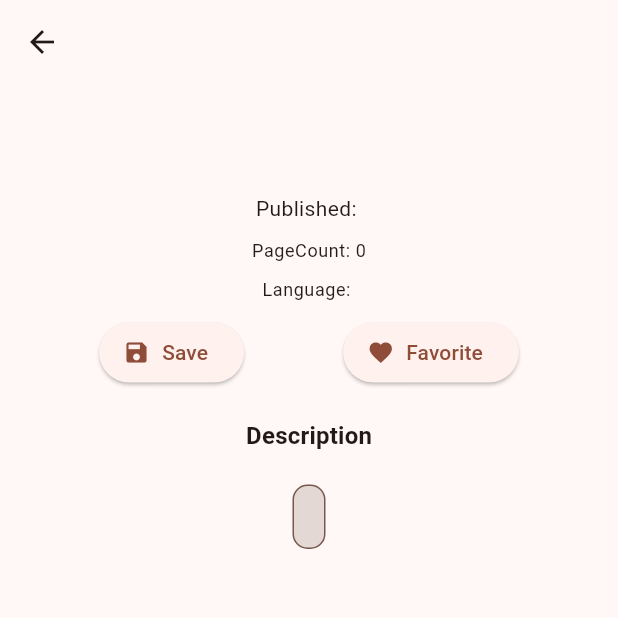
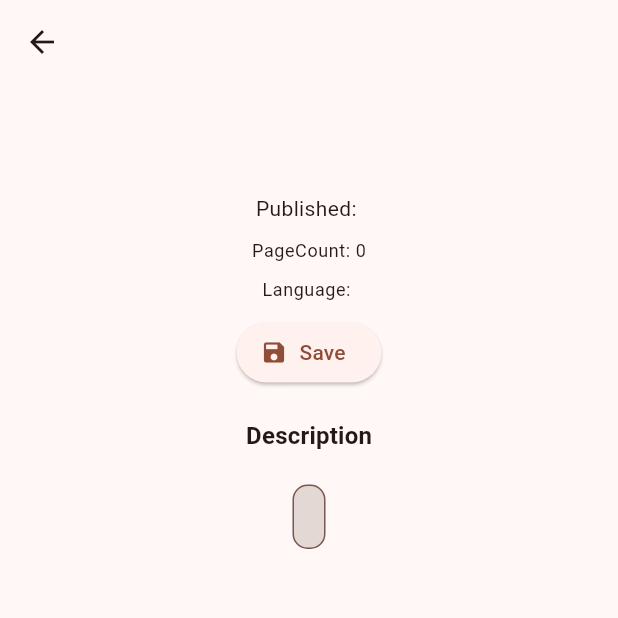
Before and after one commit to mustaqeem-m/Read_Tracker_Flutter, a Flutter app: the BookDetailsScreen screen opened directly with empty values, on a phone screen of 412 x 824 dp, the top half of it. Run offline on Flutter 3.47's test engine with Material 3 defaults, Android fonts, the phone set to English and light mode, and no system bars; our stand-ins replace sqflite; accounts and stored records are empty.

Commit message:
Made only to show save or favorite button

```diff
--- a/lib/Pages/book_details.dart
+++ b/lib/Pages/book_details.dart
@@ -47,10 +47,9 @@ class _BookDetailsScreenState extends State<BookDetailsScreen> {
                   Text("Language: ${book.language}",
                   style: theme.textTheme.bodySmall,),
                   SizedBox(height: 10,),
-                Row(
-                  mainAxisAlignment: !isFromSavedScreen ? MainAxisAlignment.spaceEvenly : MainAxisAlignment.center,
-                  children: [
-                    !isFromSavedScreen ? ElevatedButton.icon(onPressed: () async{
+
+                  SizedBox(
+                    child: !isFromSavedScreen ? ElevatedButton.icon(onPressed: () async{
                       try{
                         int savedInt = await DataBaseHelper.instance.insert(book);
                         SnackBar snackBar = SnackBar(
@@ -63,7 +62,7 @@ class _BookDetailsScreenState extends State<BookDetailsScreen> {
                       }
                     },
                     icon: Icon(Icons.save),
-                    label:  Text("Save")) : const SizedBox(),
+                    label:  Text("Save")) :
                     ElevatedButton.icon(onPressed: () async{
                       try{
                         await DataBaseHelper.instance.readAllBooks()
@@ -78,8 +77,40 @@ class _BookDetailsScreenState extends State<BookDetailsScreen> {
                     },
                     icon: Icon(Icons.favorite),
                     label:  Text("Favorite")),
-                  ],
-                ),
+                  ),
+                // Row(
+                //   mainAxisAlignment: !isFromSavedScreen ? MainAxisAlignment.spaceEvenly : MainAxisAlignment.center,
+                //   children: [
+                //     !isFromSavedScreen ? ElevatedButton.icon(onPressed: () async{
+                //       try{
+                //         int savedInt = await DataBaseHelper.instance.insert(book);
+                //         SnackBar snackBar = SnackBar(
+                //           content: Text("Book Saved $savedInt")
+                //         );
+                //         ScaffoldMessenger.of(context)
+                //         .showSnackBar(snackBar);
+                //       }catch(e){
+                //         print("Error $e");
+                //       }
+                //     },
+                //     icon: Icon(Icons.save),
+                //     label:  Text("Save")) : const SizedBox(),
+                //     ElevatedButton.icon(onPressed: () async{
+                //       try{
+                //         await DataBaseHelper.instance.readAllBooks()
+                //         .then((books) => {
+                //           for (var book in books ){
+                //             print("Title: ${book.title}")
+                //           }
+                //         });
+                //       }catch(e){
+                //         print("error $e");
+                //       }
+                //     },
+                //     icon: Icon(Icons.favorite),
+                //     label:  Text("Favorite")),
+                //   ],
+                // ),
                 SizedBox(height: 20,),
                 Text("Description",style: theme.textTheme.titleMedium!.copyWith(fontWeight: FontWeight.bold),),
                 SizedBox(height: 10,),
```
